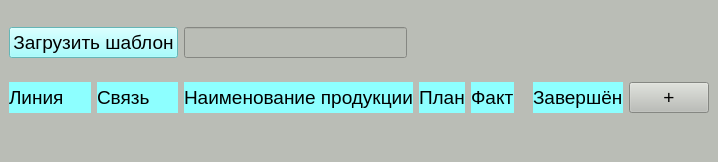
Above: mainwindow.ui from avovana/master_labeling before the change. Below: the same form after it.
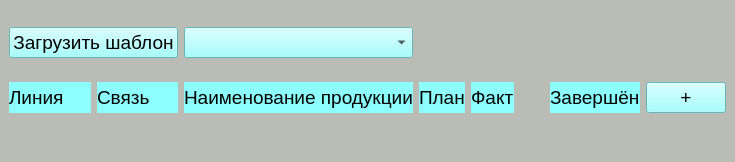
That is the form after the change.

The edit to the form file:
```diff
--- a/mainwindow.ui
+++ b/mainwindow.ui
@@ -6,7 +6,7 @@
    <rect>
     <x>0</x>
     <y>0</y>
-    <width>644</width>
+    <width>735</width>
     <height>162</height>
    </rect>
   </property>
@@ -95,6 +95,9 @@
         <pointsize>14</pointsize>
        </font>
       </property>
+      <property name="styleSheet">
+       <string notr="true">background-color: rgb(141, 255, 255);</string>
+      </property>
       <property name="text">
        <string>+</string>
       </property>
@@ -145,13 +148,16 @@
       </property>
      </widget>
     </item>
-    <item row="0" column="3">
-     <widget class="QLineEdit" name="product_name_lineedit">
+    <item row="0" column="3" colspan="2">
+     <widget class="QComboBox" name="product_name_combobox">
       <property name="font">
        <font>
         <pointsize>14</pointsize>
        </font>
       </property>
+      <property name="styleSheet">
+       <string notr="true">background-color: rgb(141, 255, 255);</string>
+      </property>
      </widget>
     </item>
    </layout>
```
Left out of the diff: 58 changed lines with no effect on the pictures.
